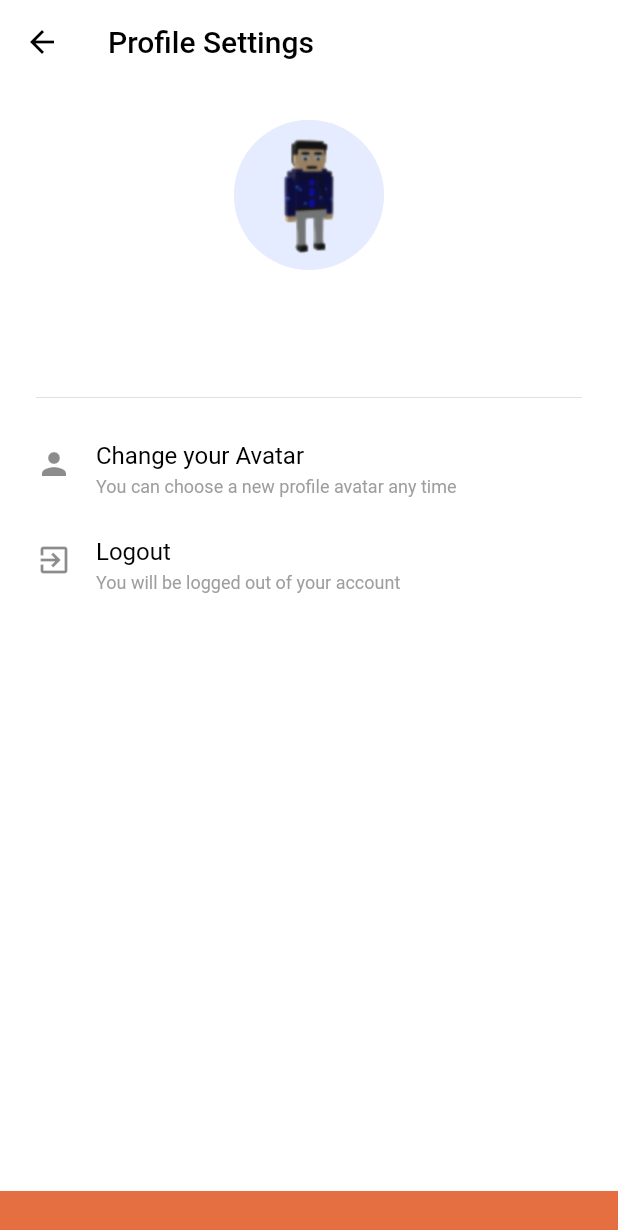
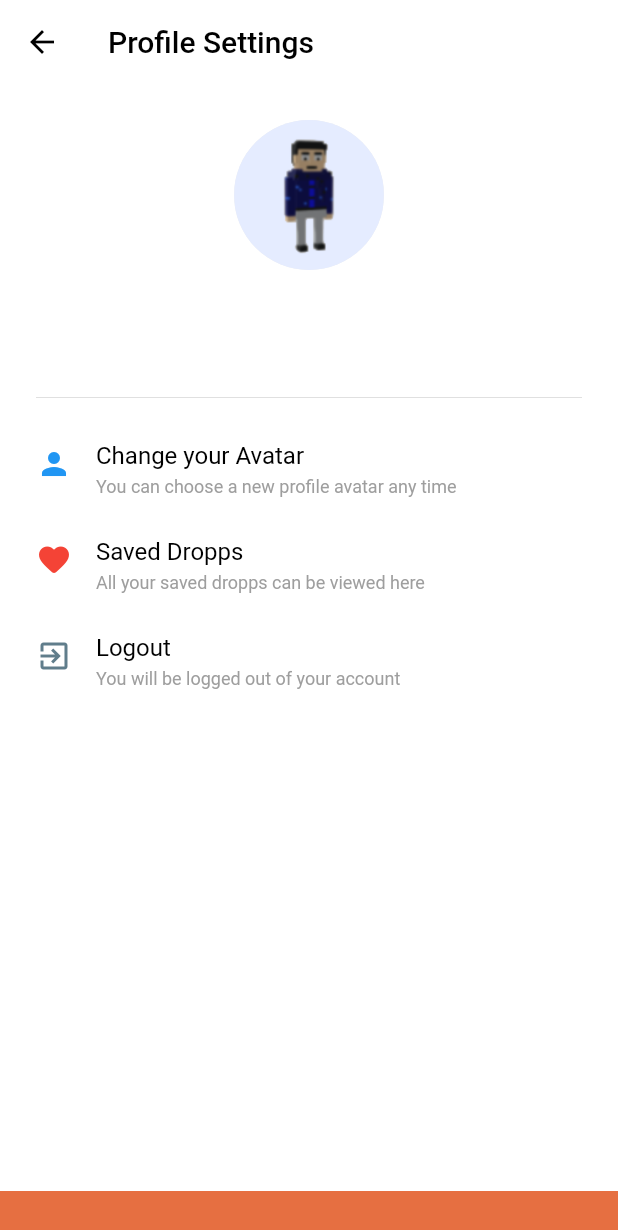
Before and after one commit to Overdrive141/Dropp, a Flutter app: the SettingsView screen opened directly, on a phone screen of 412 x 824 dp. Shown: the top 1230 px of the screen. Run offline on Flutter 3.47's test engine with Material 2 defaults, Android fonts, the phone set to English and light mode, and no system bars; our stand-ins replace camera, firebase_auth, firebase_core, firebase_storage, flutter_compass, flutter_spinkit and 6 more; missing offline and left inert: background_location, fab_circular_menu, flutterfire_ui; accounts and stored records are empty.

Commit message:
Add saved dropps placeholder tile

```diff
--- a/app/lib/views/settings/settings_view.dart
+++ b/app/lib/views/settings/settings_view.dart
@@ -80,7 +80,10 @@ class _SettingsViewState extends ConsumerState<SettingsView> {
             const SizedBox(height: 8),
             ListTile(
               contentPadding: EdgeInsets.zero,
-              leading: const Icon(Icons.person),
+              leading: const Icon(
+                Icons.person,
+                color: Colors.blue,
+              ),
               horizontalTitleGap: 0,
               dense: true,
               title: const Text(
@@ -95,7 +98,32 @@ class _SettingsViewState extends ConsumerState<SettingsView> {
             ),
             ListTile(
               contentPadding: EdgeInsets.zero,
-              leading: const Icon(Icons.exit_to_app),
+              leading: const Icon(
+                Icons.favorite_rounded,
+                color: Colors.red,
+              ),
+              horizontalTitleGap: 0,
+              dense: true,
+              title: const Text(
+                'Saved Dropps',
+                style: TextStyle(color: Colors.black, fontSize: 16),
+              ),
+              subtitle: const Text(
+                'All your saved dropps can be viewed here',
+                style: TextStyle(color: Colors.grey),
+              ),
+              onTap: () {
+                ScaffoldMessenger.of(context).showSnackBar(const SnackBar(
+                  content: Text('Feature Coming Soon'),
+                ));
+              },
+            ),
+            ListTile(
+              contentPadding: EdgeInsets.zero,
+              leading: const Icon(
+                Icons.exit_to_app,
+                color: Colors.blueGrey,
+              ),
               horizontalTitleGap: 0,
               dense: true,
               title: const Text(
```
